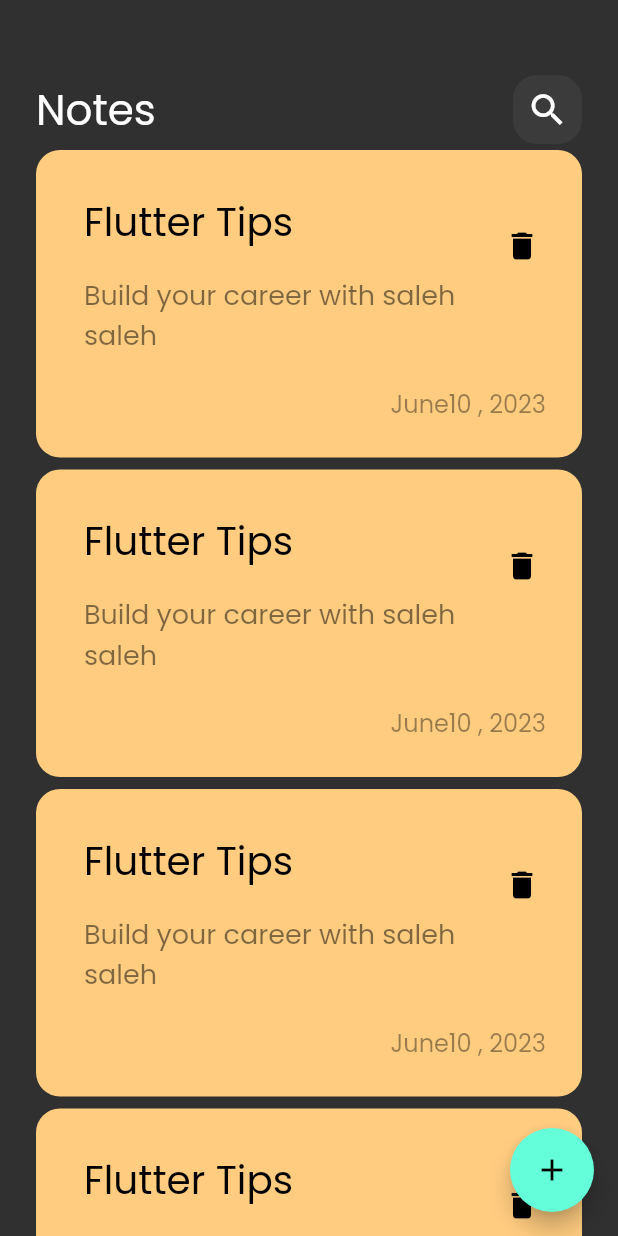
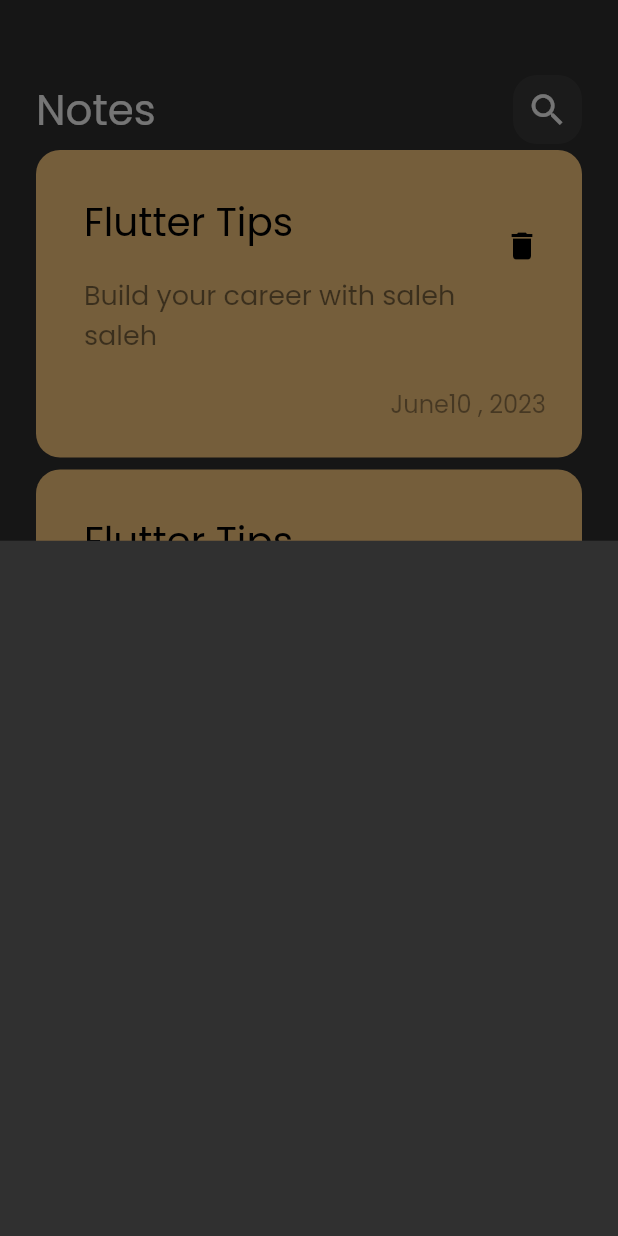
Before and after one commit to SalehSaleh321/notes_app, a Flutter app: the screen it shows after launch, after a tap on the "add" icon, on a phone screen of 412 x 824 dp. Run offline on Flutter 3.47's test engine with Material 2 defaults, Android fonts, the phone set to English and light mode, and no system bars.

Commit message:
show modal bottom sheet

```diff
--- a/lib/views/notes_view.dart
+++ b/lib/views/notes_view.dart
@@ -1,4 +1,5 @@
 import 'package:flutter/material.dart';
+import 'package:notes_app/views/widgets/add_note_bottom_sheet.dart';
 //import 'package:flutter/src/foundation/key.dart';
 
 //import 'package:flutter/src/widgets/framework.dart';
@@ -13,12 +14,18 @@ class NotesView  extends StatelessWidget {
   @override
   Widget build(BuildContext context) {
     return  Scaffold(
-      floatingActionButton: FloatingActionButton(onPressed: () {} ,
+      floatingActionButton: FloatingActionButton(onPressed: () {
+        showModalBottomSheet(context: context,
+        builder: (context){
+          return const AddNoteBottomSheet();
+        });
+      } ,
       child: const Icon(Icons.add) ,
 
       ),
       body: const NotesViewBody(),
 
+
     );
   }
 }
--- /dev/null
+++ b/lib/views/widgets/add_note_bottom_sheet.dart
@@ -0,0 +1,11 @@
+import 'package:flutter/widgets.dart';
+
+class AddNoteBottomSheet extends StatelessWidget {
+  const AddNoteBottomSheet
+({super.key});
+
+  @override
+  Widget build(BuildContext context) {
+    return  Container();
+  }
+}
```
